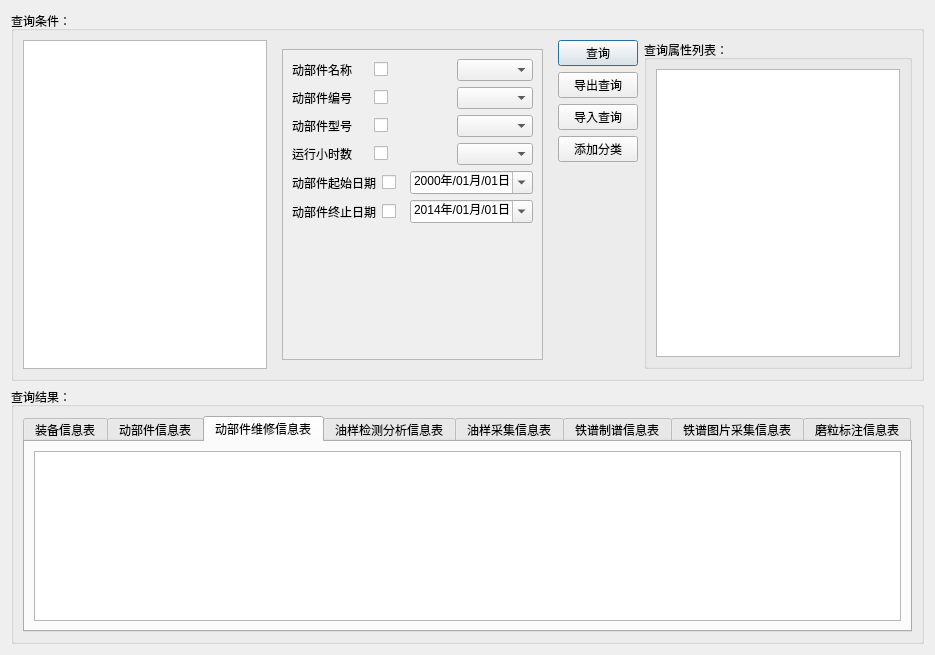
Above: advancesearchdlg.ui from WooodHead/labelling3 before the change. Below: the same form after it.
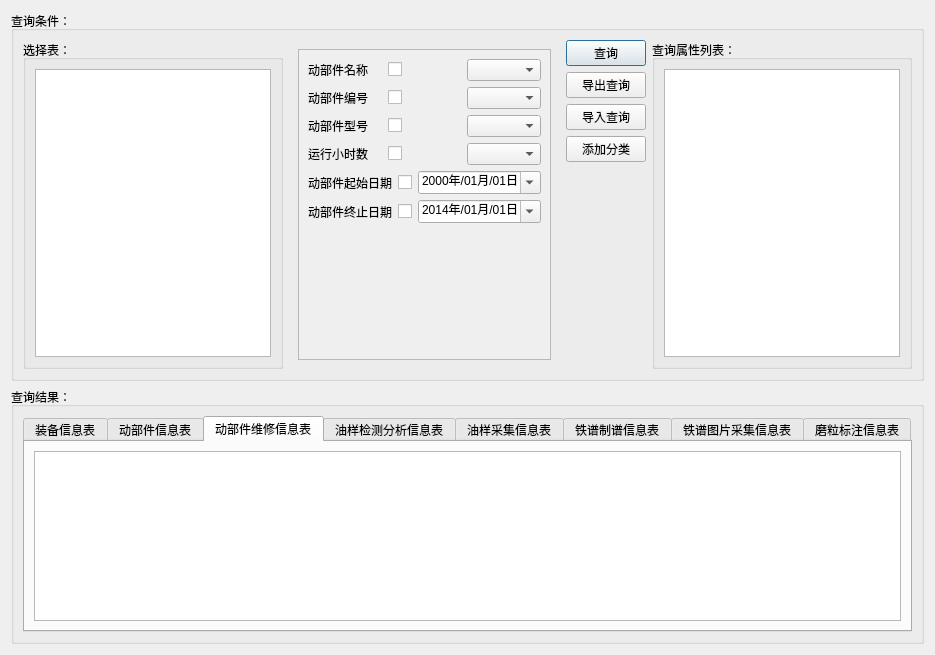
That is the form after the change. The open tabs and pages were chosen to show the change.

Patch:
```diff
--- a/advancesearchdlg.ui
+++ b/advancesearchdlg.ui
@@ -21,7 +21,16 @@
      </property>
      <layout class="QHBoxLayout" name="horizontalLayout_7">
       <item>
-       <widget class="QListWidget" name="tableListWidget"/>
+       <widget class="QGroupBox" name="groupBox">
+        <property name="title">
+         <string>选择表：</string>
+        </property>
+        <layout class="QGridLayout" name="gridLayout_19">
+         <item row="0" column="0">
+          <widget class="QListWidget" name="tableListWidget"/>
+         </item>
+        </layout>
+       </widget>
       </item>
       <item>
        <widget class="QStackedWidget" name="conditionStackedWidget">
@@ -220,8 +229,8 @@
               <rect>
                <x>0</x>
                <y>0</y>
-               <width>282</width>
-               <height>286</height>
+               <width>253</width>
+               <height>186</height>
               </rect>
              </property>
              <layout class="QVBoxLayout" name="verticalLayout">
```
Left out of the diff: 6 changed lines with no effect on the pictures.
